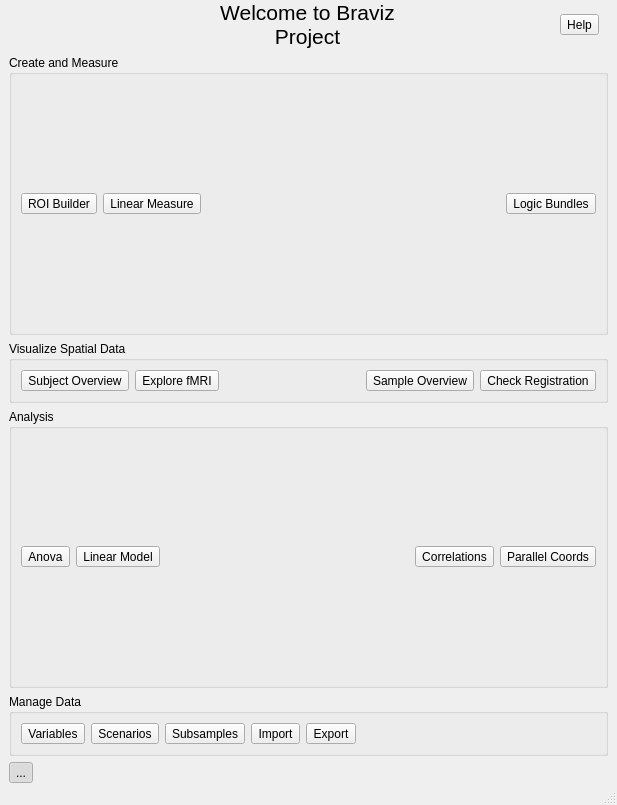
The window that braviz/interaction/qt_guis/menu2_light.ui (diego0020/braviz-app) describes before a commit, drawn with Qt 5.
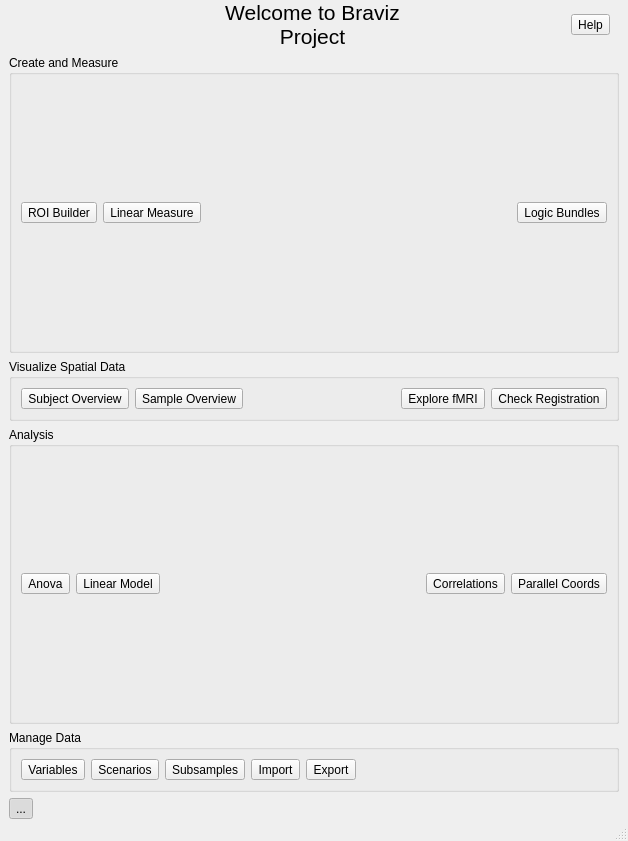
The same window after the commit. Icons and pictures are not drawn.

Commit message: re arranged icons

Diff of the .ui file:
```diff
--- a/braviz/interaction/qt_guis/menu2_light.ui
+++ b/braviz/interaction/qt_guis/menu2_light.ui
@@ -6,8 +6,8 @@
    <rect>
     <x>0</x>
     <y>0</y>
-    <width>617</width>
-    <height>805</height>
+    <width>628</width>
+    <height>841</height>
    </rect>
   </property>
   <property name="sizePolicy">
@@ -287,46 +287,6 @@
             </property>
            </widget>
           </item>
-          <item>
-           <widget class="QToolButton" name="fmri_explorer">
-            <property name="toolTip">
-             <string>Visualize fMRI series</string>
-            </property>
-            <property name="text">
-             <string>Explore fMRI</string>
-            </property>
-            <property name="icon">
-             <iconset>
-              <normalon>:/icons/fmri_explore_small.png</normalon>
-             </iconset>
-            </property>
-            <property name="iconSize">
-             <size>
-              <width>120</width>
-              <height>120</height>
-             </size>
-            </property>
-            <property name="toolButtonStyle">
-             <enum>Qt::ToolButtonTextUnderIcon</enum>
-            </property>
-            <property name="autoRaise">
-             <bool>false</bool>
-            </property>
-           </widget>
-          </item>
-          <item>
-           <spacer name="horizontalSpacer_7">
-            <property name="orientation">
-             <enum>Qt::Horizontal</enum>
-            </property>
-            <property name="sizeHint" stdset="0">
-             <size>
-              <width>40</width>
-              <height>20</height>
-             </size>
-            </property>
-           </spacer>
-          </item>
           <item>
            <widget class="QToolButton" name="sample_overview">
             <property name="toolTip">
@@ -351,6 +311,46 @@
             </property>
            </widget>
           </item>
+          <item>
+           <spacer name="horizontalSpacer_7">
+            <property name="orientation">
+             <enum>Qt::Horizontal</enum>
+            </property>
+            <property name="sizeHint" stdset="0">
+             <size>
+              <width>40</width>
+              <height>20</height>
+             </size>
+            </property>
+           </spacer>
+          </item>
+          <item>
+           <widget class="QToolButton" name="fmri_explorer">
+            <property name="toolTip">
+             <string>Visualize fMRI series</string>
+            </property>
+            <property name="text">
+             <string>Explore fMRI</string>
+            </property>
+            <property name="icon">
+             <iconset>
+              <normalon>:/icons/fmri_explore_small.png</normalon>
+             </iconset>
+            </property>
+            <property name="iconSize">
+             <size>
+              <width>120</width>
+              <height>120</height>
+             </size>
+            </property>
+            <property name="toolButtonStyle">
+             <enum>Qt::ToolButtonTextUnderIcon</enum>
+            </property>
+            <property name="autoRaise">
+             <bool>false</bool>
+            </property>
+           </widget>
+          </item>
           <item>
            <widget class="QToolButton" name="check_reg">
             <property name="toolTip">
```
Left out of the diff: 2 changed lines with no effect on the pictures.
